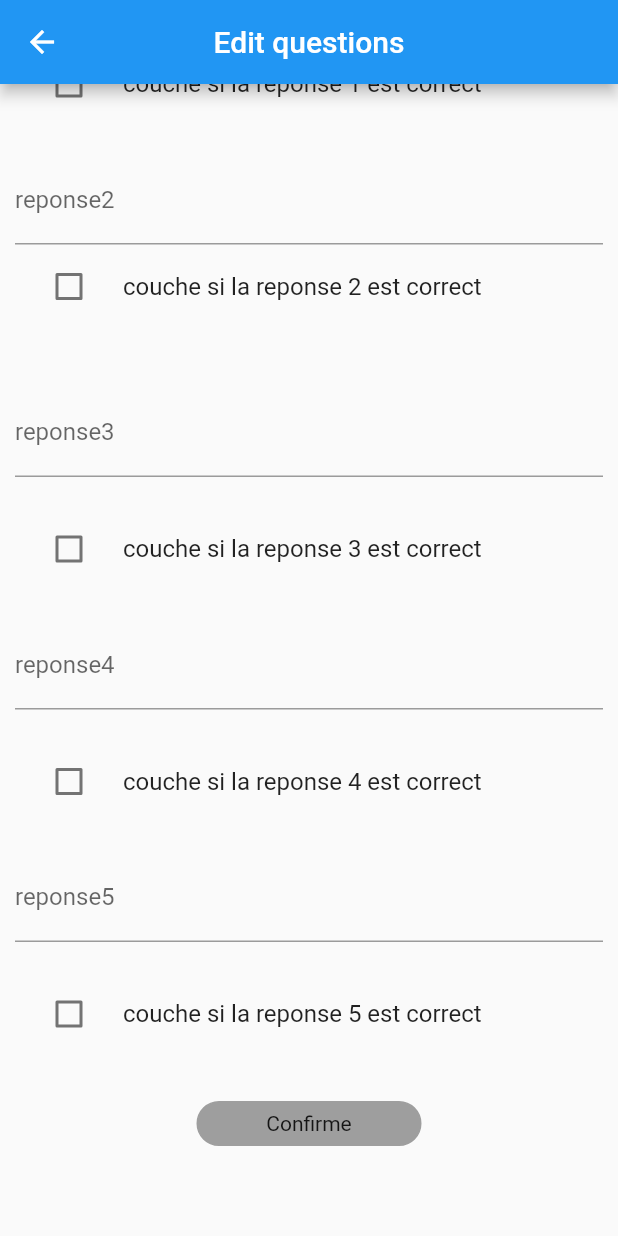
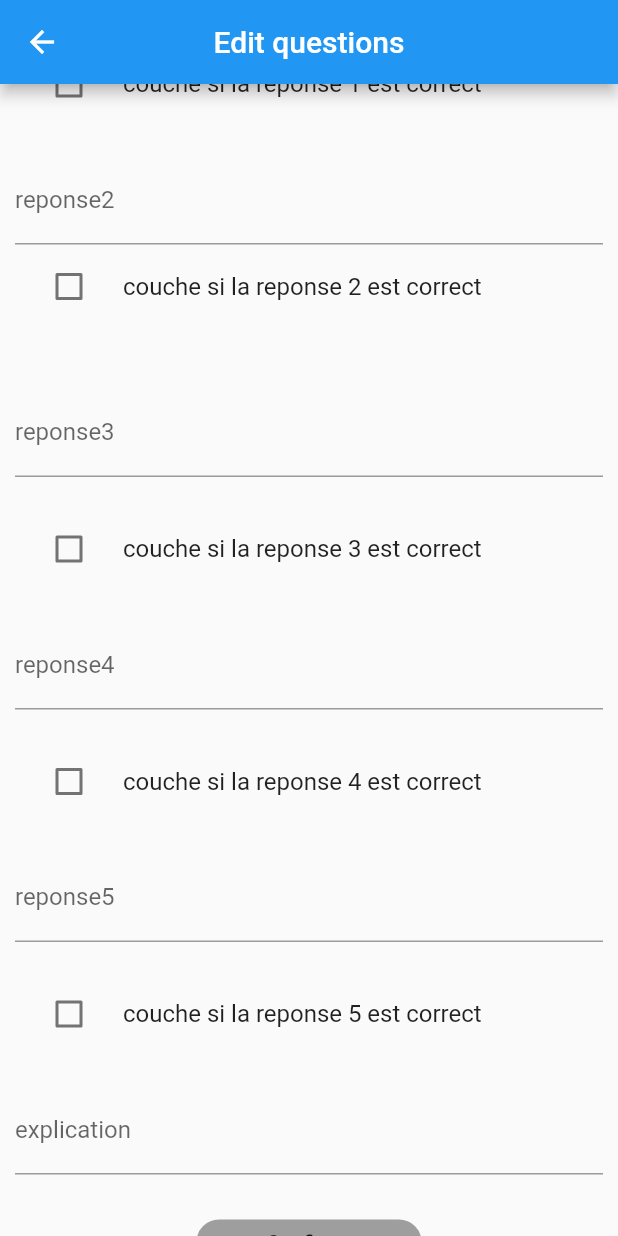
Before and after one commit to toubal77/admin-quizz, a Flutter app: the EditQuestions screen opened by its route, scrolled down 519 dp, on a phone screen of 412 x 824 dp. Run offline on Flutter 3.47's test engine with Material 2 defaults, Android fonts, the light colour scheme and no system bars; our stand-ins replace cloud_firestore, firebase_core; accounts and stored records are empty.

Commit message:
add explication question

```diff
--- a/lib/models/questions.dart
+++ b/lib/models/questions.dart
@@ -14,6 +14,7 @@ class Questions {
   final String respo4;
   final String rep5;
   final String respo5;
+  final String explication;
 
   const Questions({
     required this.id,
@@ -31,6 +32,7 @@ class Questions {
     required this.respo4,
     required this.rep5,
     required this.respo5,
+    required this.explication,
   });
   factory Questions.fromJson(Map<String, dynamic> json) {
     return Questions(
@@ -49,6 +51,7 @@ class Questions {
       respo4: json['resp4'].toString(),
       rep5: json['answer5'].toString(),
       respo5: json['resp5'].toString(),
+      explication: json['explication'].toString(),
     );
   }
 }
--- a/lib/screens/questions/all_questions.dart
+++ b/lib/screens/questions/all_questions.dart
@@ -118,6 +118,7 @@ class _AllQuestionsState extends State<AllQuestions> {
                           'repo4',
                           'reponse 5',
                           'repo5',
+                          'explication',
                         ]),
                         rows: getRows(questions!)),
                   ),
@@ -167,6 +168,7 @@ class _AllQuestionsState extends State<AllQuestions> {
           question.respo4,
           question.rep5,
           question.respo5,
+          question.explication,
         ];
 
         return DataRow(
@@ -192,6 +194,7 @@ class _AllQuestionsState extends State<AllQuestions> {
                   'respo4': question.respo4,
                   'rep5': question.rep5,
                   'respo5': question.respo5,
+                  'explication': question.explication,
                 };
                 Navigator.of(context)
                     .pushNamed(EditQuestions.screenName, arguments: quest);
--- a/lib/screens/questions/edit_questions.dart
+++ b/lib/screens/questions/edit_questions.dart
@@ -23,6 +23,7 @@ class _EditQuestionsState extends State<EditQuestions> {
   TextEditingController reponse3Controller = TextEditingController();
   TextEditingController reponse4Controller = TextEditingController();
   TextEditingController reponse5Controller = TextEditingController();
+  TextEditingController explicationController = TextEditingController();
   bool checkedValue1 = false;
   bool checkedValue2 = false;
   bool checkedValue3 = false;
@@ -42,6 +43,7 @@ class _EditQuestionsState extends State<EditQuestions> {
       semestreController.text = questions['annee'].toString();
       moduleController.text = questions['module'].toString();
       questionsController.text = questions['question'].toString();
+      explicationController.text = questions['explication'].toString();
       reponse5Controller.text = questions['rep5'].toString();
       reponse4Controller.text = questions['rep4'].toString();
       reponse3Controller.text = questions['rep3'].toString();
@@ -376,6 +378,23 @@ class _EditQuestionsState extends State<EditQuestions> {
                         controlAffinity: ListTileControlAffinity.leading,
                       ),
                       SizedBox(
+                        height: 20,
+                      ),
+                      TextFormField(
+                        decoration: InputDecoration(labelText: 'explication'),
+                        textInputAction: TextInputAction.next,
+                        controller: explicationController,
+                        validator: (value) {
+                          if (value!.isEmpty) {
+                            return 'can not be empty';
+                          }
+                          return null;
+                        },
+                        onSaved: (value) {
+                          explicationController.text = value!;
+                        },
+                      ),
+                      SizedBox(
                         height: 30,
                       ),
                       GestureDetector(
@@ -407,6 +426,7 @@ class _EditQuestionsState extends State<EditQuestions> {
                                 'answer4resp': checkedValue4.toString(),
                                 'answer5': reponse5Controller.text,
                                 'answer5resp': checkedValue5.toString(),
+                                'explic': explicationController.text,
                               });
                               if (response.statusCode == 200) {
                                 if (json.decode(response.body)['status']) {
@@ -444,6 +464,7 @@ class _EditQuestionsState extends State<EditQuestions> {
                                 'answer4resp': checkedValue4.toString(),
                                 'answer5': reponse5Controller.text,
                                 'answer5resp': checkedValue5.toString(),
+                                'explic': explicationController.text,
                               });
                               if (response.statusCode == 200) {
                                 if (json.decode(response.body)['status']) {
```
